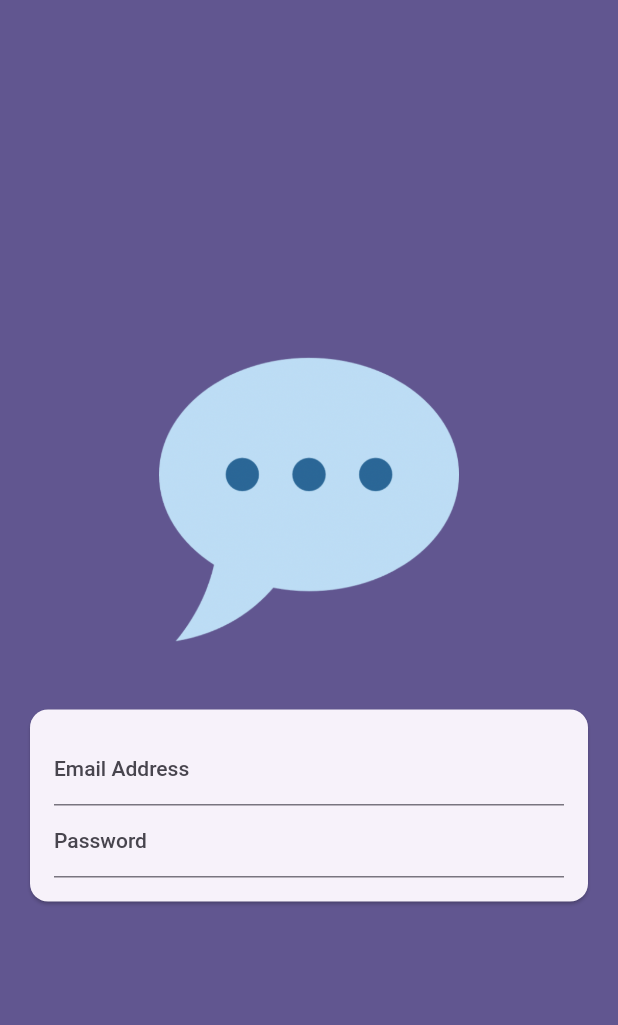
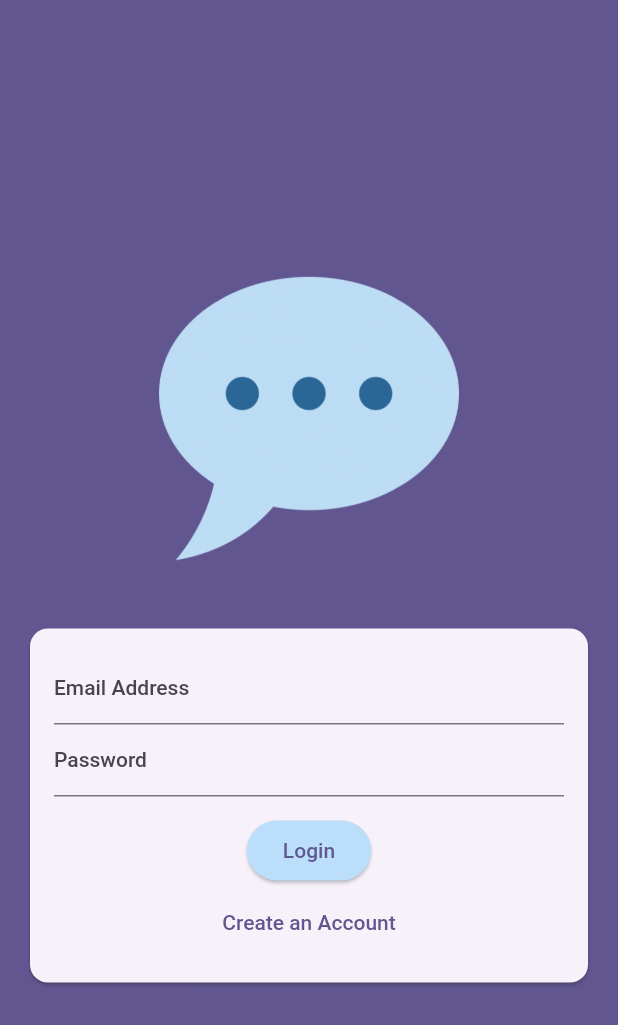
Before and after one commit to thinkofyashh/chat_app, a Flutter app: the screen it shows after launch, on a phone screen of 412 x 824 dp. Shown: the top 1025 px of the screen. Run offline on Flutter 3.47's test engine with Material 2 defaults, Android fonts, the phone set to English and light mode, and no system bars.

Commit message:
Adding buttons and modes to the authentication screen.

```diff
--- a/lib/screens/auth.dart
+++ b/lib/screens/auth.dart
@@ -8,6 +8,8 @@ class AuthScreen extends StatefulWidget {
 }
 
 class _AuthScreenState extends State<AuthScreen> {
+  var isLogin = true;
+
   @override
   Widget build(BuildContext context) {
     return Scaffold(
@@ -40,11 +42,27 @@ class _AuthScreenState extends State<AuthScreen> {
                               textCapitalization: TextCapitalization.none,
                             ),
                             TextFormField(
-                              decoration: const InputDecoration(
-                                  labelText: "Password"),
+                              decoration:
+                                  const InputDecoration(labelText: "Password"),
                               keyboardType: TextInputType.text,
                               obscureText: true,
-                            )
+                            ),
+                            const SizedBox(
+                              height: 12,
+                            ),
+                            ElevatedButton(
+                                onPressed: () {},
+                                style: ElevatedButton.styleFrom(backgroundColor: Theme.of(context).primaryColorLight),
+                                child: Text(isLogin ? "Login" : "Sign up")),
+                            TextButton(
+                                onPressed: () {
+                                  setState(() {
+                                    isLogin = !isLogin;
+                                  });
+                                },
+                                child: Text(isLogin
+                                    ? "Create an Account"
+                                    : "I Already have an Account"))
                           ],
                         ),
                       )),
```
